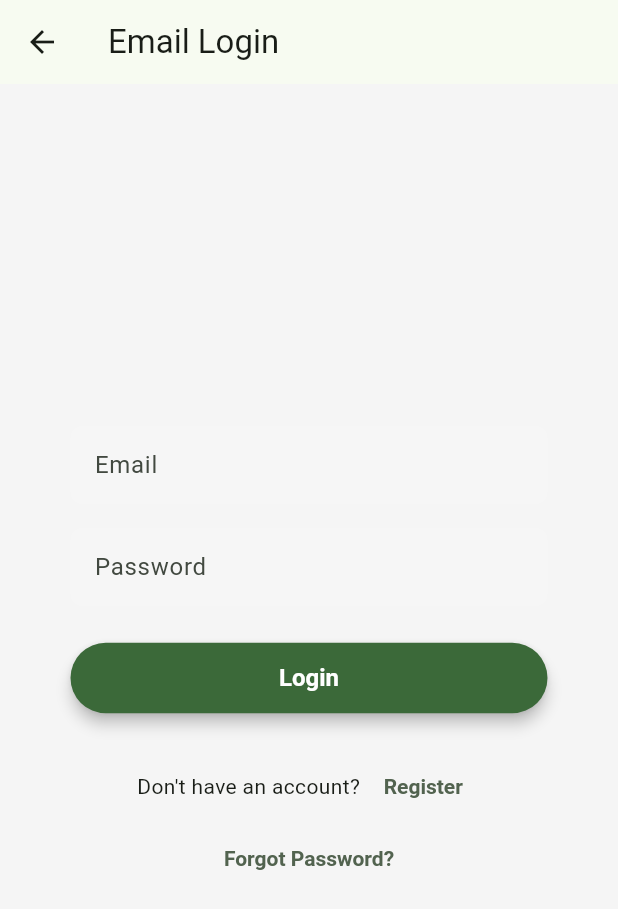
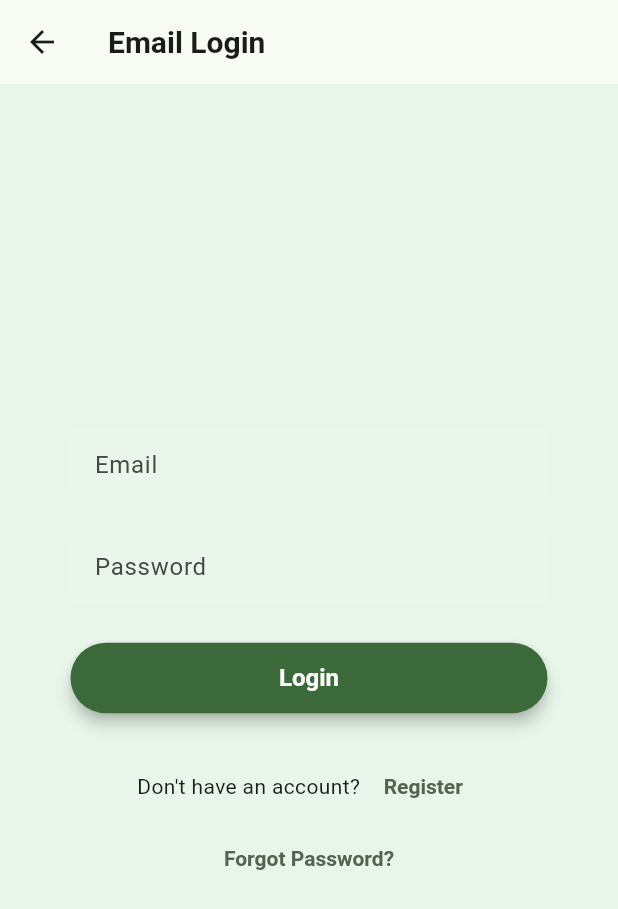
Before and after one commit to mutumamunyua/crophealthai_mobile, a Flutter app: the screen it shows after launch, after a tap on "Login / Sign Up via Email", on a phone screen of 412 x 824 dp. Shown: the top 909 px of the screen. Run offline on Flutter 3.47's test engine with Material 3 defaults, Android fonts, the light colour scheme and no system bars; our stand-ins replace firebase_auth, firebase_core, geolocator, image_picker, intl_phone_field, shared_preferences; accounts and stored records are empty; generated files the repository leaves out were written again; network calls fail; Roboto replaces fonts that are missing (Poppins).

```diff
--- a/lib/screens/login_screen.dart
+++ b/lib/screens/login_screen.dart
@@ -8,7 +8,7 @@
 import '../config.dart';
 import 'diagnose_screen.dart';
 
-const Color kLoginBackground = Color(0xFFF5F5F5);
+const Color kLoginBackground = Color(0xFFE8F5E9);
 
 /// ─────────────────────────────────────────────────────────────────────────────
 /// 1) EMAIL LOGIN SCREEN
@@ -74,7 +74,17 @@
     return Scaffold(
       backgroundColor: kLoginBackground,
       // ◀ ensures scaffold itself is off-white
-      appBar: AppBar(title: const Text('Email Login')),
+      appBar: AppBar(
+        // ◀ UPDATED: elegant Poppins header
+        title: const Text(
+          'Email Login',
+          style: TextStyle(
+            fontFamily: 'Poppins',
+            fontSize: 20,
+            fontWeight: FontWeight.w600,
+          ),
+        ),
+      ),
 
       // ─── BODY: full-screen container to paint kLoginBackground everywhere ───
       body: Container(
@@ -149,7 +159,9 @@
                         padding: const EdgeInsets.symmetric(vertical: 14),
                         shape: const StadiumBorder(),
                         textStyle: const TextStyle(
-                            fontSize: 16, fontWeight: FontWeight.w600
+                            fontSize: 16,
+                            fontWeight: FontWeight.w600,
+                          fontFamily: 'Poppins',
                         ),
                         elevation: 4,
                       ),
@@ -160,7 +172,10 @@
                           color: Colors.white, strokeWidth: 2,
                         ),
                       )
-                          : const Text('Login'),
+                          : const Text(
+                          'Login',
+                        style: TextStyle(fontFamily: 'Poppins'), // ◀ UPDATED
+                      ),
                     ),
                   ),
 
@@ -176,7 +191,10 @@
                   Row(
                     mainAxisAlignment: MainAxisAlignment.center,
                     children: [
-                      const Text("Don't have an account? "),
+                      const Text(
+                          "Don't have an account? ",
+                          style: TextStyle(fontFamily: 'Poppins'),
+                      ),
                       TextButton(
                         onPressed: () =>
                             Navigator.push(
@@ -186,8 +204,10 @@
                             ),
                         style: TextButton.styleFrom(
                           foregroundColor: secondaryColor,
-                          textStyle: const TextStyle(fontWeight: FontWeight
-                              .w600),
+                          textStyle: const TextStyle(
+                              fontWeight: FontWeight.w600,
+                              fontFamily: 'Poppins'
+                          ),
                         ),
                         child: const Text('Register'),
                       ),
@@ -204,7 +224,10 @@
                         ),
                     style: TextButton.styleFrom(
                       foregroundColor: secondaryColor,
-                      textStyle: const TextStyle(fontWeight: FontWeight.w600),
+                      textStyle: const TextStyle(
+                          fontWeight: FontWeight.w600,
+                      fontFamily: 'Poppins'
+                      ),
                     ),
                     child: const Text('Forgot Password?'),
                   ),
```
Also changed, not shown: lib/screens/phone_registration_screen.dart (+98 -34 lines), lib/screens/NONAME.dart (added).
